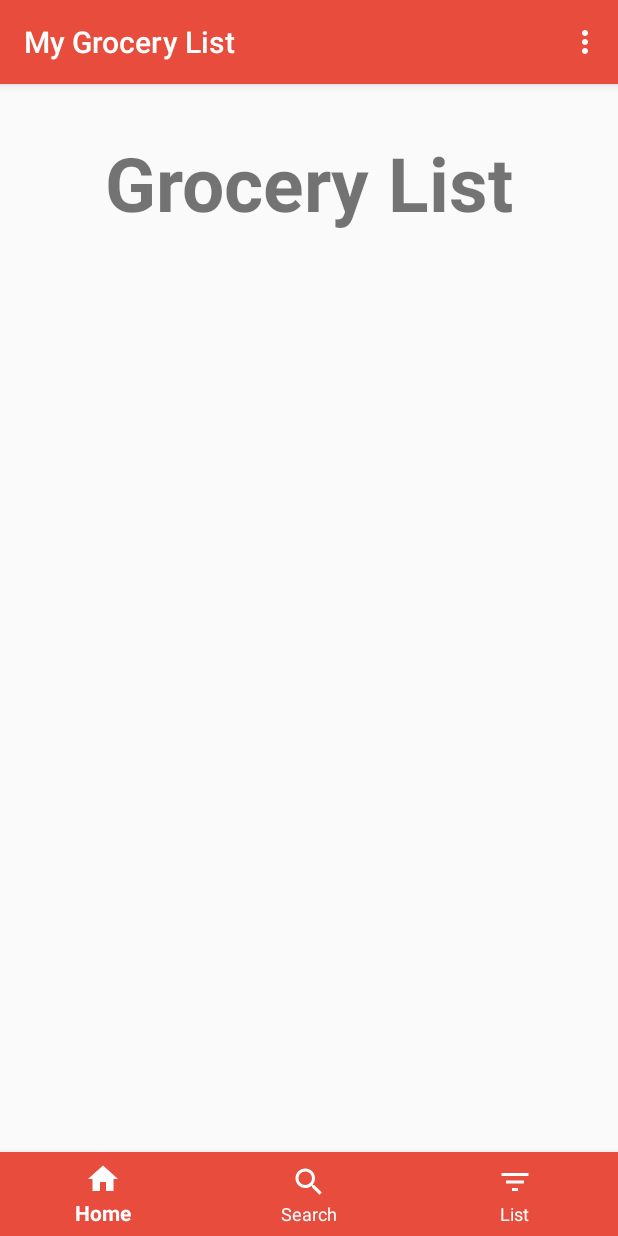
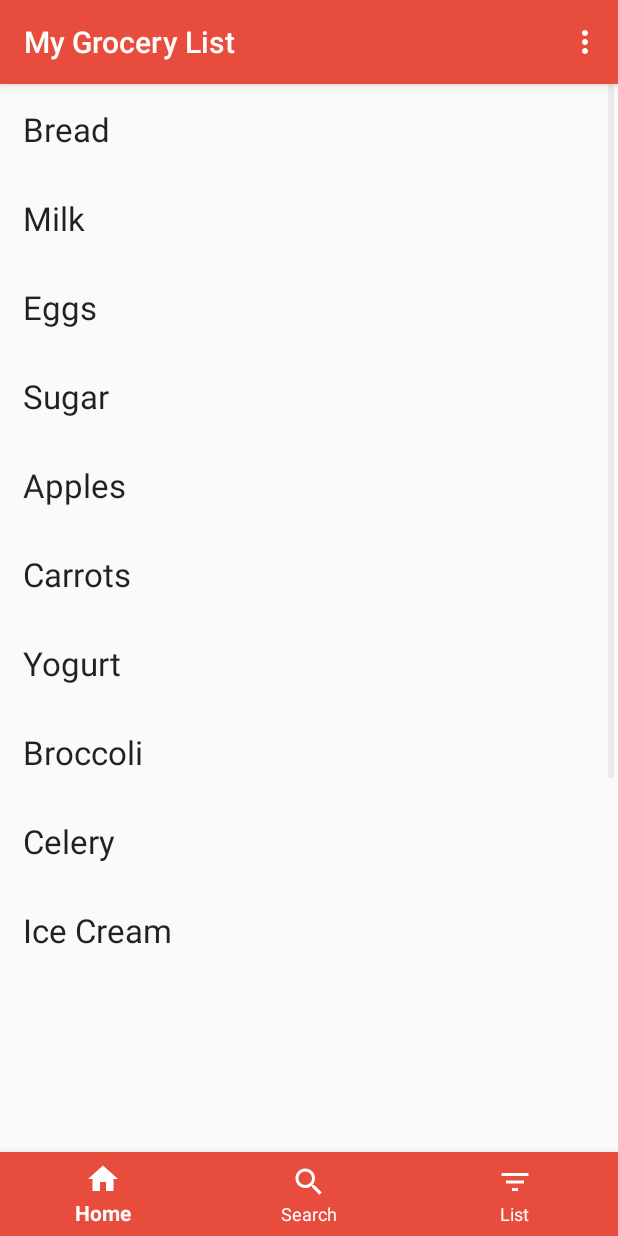
Before and after one commit to HunterSaunders/EZmeals, an Android app: the GroceryList screen opened directly, with no data from a screen before it, on a phone screen of 412 x 824 dp. Run offline under Robolectric (Android 15) with nearby library versions, the phone set to English and light mode, and no system bars.

Commit message:
added listView to activity_grocery_list and searchView to activity_search_api and textview_grocerylist.xml to style the list items

```diff
--- a/app/src/main/java/com/example/ezmeals/GroceryList.java
+++ b/app/src/main/java/com/example/ezmeals/GroceryList.java
@@ -10,8 +10,10 @@ import android.view.Menu;
 import android.view.MenuInflater;
 import android.view.MenuItem;
 import android.view.View;
+import android.widget.ArrayAdapter;
 import android.widget.Button;
 import android.widget.EditText;
+import android.widget.ListView;
 import android.widget.TextView;
 
 import com.google.android.material.bottomnavigation.BottomNavigationView;
@@ -23,6 +25,18 @@ public class GroceryList extends AppCompatActivity {
         super.onCreate(savedInstanceState);
         setContentView(R.layout.activity_grocery_list);
         getSupportActionBar().setTitle("My Grocery List");
+
+        //This is for the list view in the grocery list activity
+
+        String[] groceryList = {"Bread","Milk","Eggs","Sugar","Apples","Carrots","Yogurt","Broccoli","Celery","Ice Cream",
+                                "Lettuce","Bacon"}; //this list used to test the list view in grocery list activity
+
+        ArrayAdapter adapter = new ArrayAdapter<String>(this, R.layout.textview_grocerylist, groceryList);
+
+        ListView listView = (ListView) findViewById(R.id.groceryList);
+        listView.setAdapter(adapter);
+
+
 
 
         BottomNavigationView bottomNavigationView = findViewById(R.id.bottom_nav);
--- a/app/src/main/java/com/example/ezmeals/HTTPHelper.java
+++ b/app/src/main/java/com/example/ezmeals/HTTPHelper.java
@@ -7,6 +7,7 @@ import java.net.HttpURLConnection;
 import java.net.URL;
 
 public class HTTPHelper {
+
 
     public String readHTTP(String url) {
         try {
--- a/app/src/main/res/layout/activity_grocery_list.xml
+++ b/app/src/main/res/layout/activity_grocery_list.xml
@@ -5,18 +5,6 @@
     android:layout_width="match_parent"
     android:layout_height="match_parent"
     tools:context=".GroceryList">
-
-    <TextView
-        android:layout_width="wrap_content"
-        android:layout_height="wrap_content"
-        android:layout_marginTop="32dp"
-        android:gravity="center"
-        android:text="Grocery List"
-        android:textSize="50sp"
-        android:textStyle="bold"
-        app:layout_constraintEnd_toEndOf="parent"
-        app:layout_constraintStart_toStartOf="parent"
-        app:layout_constraintTop_toTopOf="parent" />
 
     <com.google.android.material.bottomnavigation.BottomNavigationView
         android:id="@+id/bottom_nav"
@@ -31,4 +19,14 @@
         app:layout_constraintStart_toStartOf="parent"
         app:menu="@menu/menu_nav" />
 
+    <ListView
+        android:id="@+id/groceryList"
+        android:layout_width="409dp"
+        android:layout_height="574dp"
+        android:divider="@android:color/darker_gray"
+        android:dividerHeight="0dp"
+        tools:ignore="MissingConstraints"
+        tools:layout_editor_absoluteX="1dp"
+        tools:layout_editor_absoluteY="100dp" />
+
 </androidx.constraintlayout.widget.ConstraintLayout>
--- /dev/null
+++ b/app/src/main/res/layout/textview_grocerylist.xml
@@ -0,0 +1,7 @@
+<?xml version="1.0" encoding="utf-8"?>
+<TextView xmlns:android="http://schemas.android.com/apk/res/android"
+    android:layout_width="fill_parent"
+    android:layout_height="wrap_content"
+    android:clickable="false"
+    android:padding="15dp"
+    android:textAppearance="@style/TextAppearance.AppCompat.Large" />
```
Also changed, not shown: app/src/main/res/layout/activity_search_api.xml (+15 -12 lines).
